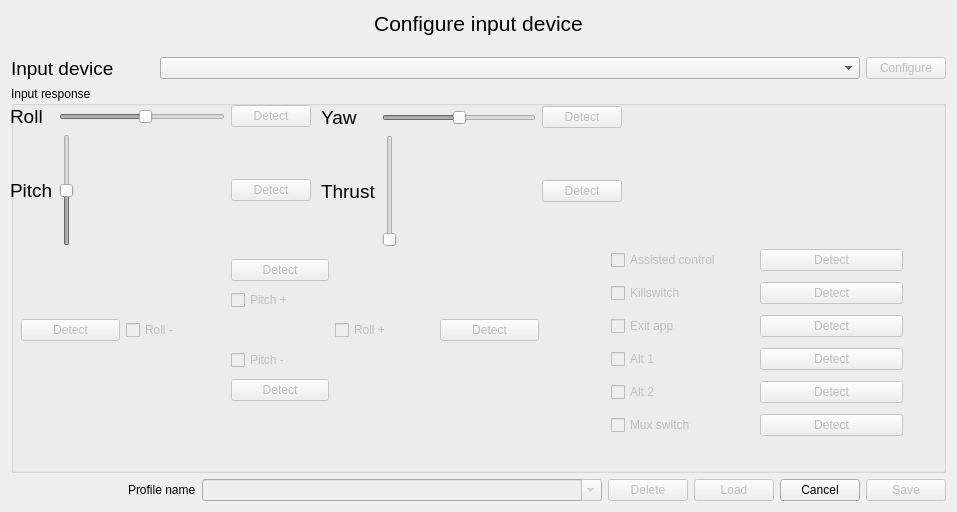
Qt form src/cfclient/ui/dialogs/inputconfigdialogue.ui (bitcraze/crazyflie-clients-python) before a commit.
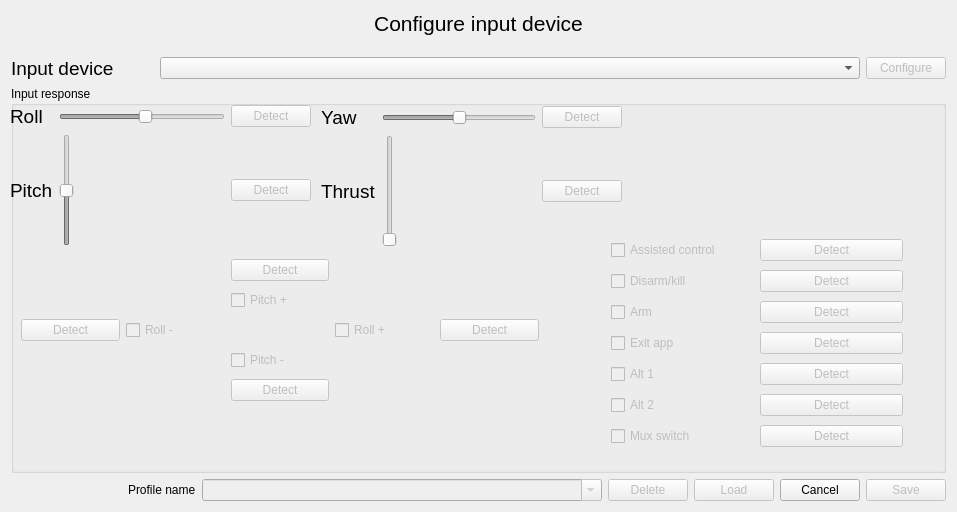
The same form after that commit.

Commit message:
Added arming fuctionality and emergency button
Arming functionality has been added both by pressing
a buton in the flight tab but also a joystick button
can be assigned to do it. The functionality itself
is implemented using the system.arm parameter.

```diff
--- a/src/cfclient/ui/dialogs/inputconfigdialogue.ui
+++ b/src/cfclient/ui/dialogs/inputconfigdialogue.ui
@@ -505,13 +505,13 @@
           <property name="geometry">
            <rect>
             <x>600</x>
-            <y>158</y>
+            <y>150</y>
             <width>292</width>
-            <height>202</height>
+            <height>221</height>
            </rect>
           </property>
           <layout class="QGridLayout" name="gridLayout_5">
-           <item row="5" column="1">
+           <item row="6" column="1">
             <widget class="QPushButton" name="detectAlt2">
              <property name="enabled">
               <bool>false</bool>
@@ -521,29 +521,6 @@
              </property>
             </widget>
            </item>
-           <item row="4" column="0">
-            <widget class="QCheckBox" name="alt1">
-             <property name="enabled">
-              <bool>false</bool>
-             </property>
-             <property name="text">
-              <string>Alt 1</string>
-             </property>
-             <property name="checkable">
-              <bool>true</bool>
-             </property>
-            </widget>
-           </item>
-           <item row="3" column="1">
-            <widget class="QPushButton" name="detectExitapp">
-             <property name="enabled">
-              <bool>false</bool>
-             </property>
-             <property name="text">
-              <string>Detect</string>
-             </property>
-            </widget>
-           </item>
            <item row="2" column="1">
             <widget class="QPushButton" name="detectKillswitch">
              <property name="enabled">
@@ -554,39 +531,26 @@
              </property>
             </widget>
            </item>
-           <item row="2" column="0">
-            <widget class="QCheckBox" name="killswitch">
+           <item row="7" column="0">
+            <widget class="QCheckBox" name="muxswitch">
              <property name="enabled">
               <bool>false</bool>
              </property>
              <property name="text">
-              <string>Killswitch</string>
+              <string>Mux switch</string>
              </property>
              <property name="checkable">
               <bool>true</bool>
              </property>
             </widget>
            </item>
-           <item row="3" column="0">
-            <widget class="QCheckBox" name="exitapp">
+           <item row="5" column="0">
+            <widget class="QCheckBox" name="alt1">
              <property name="enabled">
               <bool>false</bool>
              </property>
              <property name="text">
-              <string>Exit app</string>
-             </property>
-             <property name="checkable">
-              <bool>true</bool>
-             </property>
-            </widget>
-           </item>
-           <item row="1" column="0">
-            <widget class="QCheckBox" name="_assisted_control">
-             <property name="enabled">
-              <bool>false</bool>
-             </property>
-             <property name="text">
-              <string>Assisted control</string>
+              <string>Alt 1</string>
              </property>
              <property name="checkable">
               <bool>true</bool>
@@ -603,7 +567,7 @@
              </property>
             </widget>
            </item>
-           <item row="5" column="0">
+           <item row="6" column="0">
             <widget class="QCheckBox" name="alt2">
              <property name="enabled">
               <bool>false</bool>
@@ -616,30 +580,43 @@
              </property>
             </widget>
            </item>
-           <item row="4" column="1">
-            <widget class="QPushButton" name="detectAlt1">
+           <item row="1" column="0">
+            <widget class="QCheckBox" name="_assisted_control">
              <property name="enabled">
               <bool>false</bool>
              </property>
              <property name="text">
-              <string>Detect</string>
+              <string>Assisted control</string>
              </property>
             </widget>
            </item>
-           <item row="6" column="0">
-            <widget class="QCheckBox" name="muxswitch">
+           <item row="4" column="0">
+            <widget class="QCheckBox" name="exitapp">
              <property name="enabled">
               <bool>false</bool>
              </property>
              <property name="text">
-              <string>Mux switch</string>
+              <string>Exit app</string>
              </property>
              <property name="checkable">
               <bool>true</bool>
              </property>
             </widget>
            </item>
-           <item row="6" column="1">
+           <item row="2" column="0">
+            <widget class="QCheckBox" name="killswitch">
+             <property name="enabled">
+              <bool>false</bool>
+             </property>
+             <property name="text">
+              <string>Disarm/kill</string>
+             </property>
+             <property name="checkable">
+              <bool>true</bool>
+             </property>
+            </widget>
+           </item>
+           <item row="7" column="1">
             <widget class="QPushButton" name="detectMuxswitch">
              <property name="enabled">
               <bool>false</bool>
@@ -649,6 +626,49 @@
              </property>
             </widget>
            </item>
+           <item row="5" column="1">
+            <widget class="QPushButton" name="detectAlt1">
+             <property name="enabled">
+              <bool>false</bool>
+             </property>
+             <property name="text">
+              <string>Detect</string>
+             </property>
+            </widget>
+           </item>
+           <item row="4" column="1">
+            <widget class="QPushButton" name="detectExitapp">
+             <property name="enabled">
+              <bool>false</bool>
+             </property>
+             <property name="text">
+              <string>Detect</string>
+             </property>
+            </widget>
+           </item>
+           <item row="3" column="0">
+            <widget class="QCheckBox" name="arm">
+             <property name="enabled">
+              <bool>false</bool>
+             </property>
+             <property name="text">
+              <string>Arm</string>
+             </property>
+             <property name="checkable">
+              <bool>true</bool>
+             </property>
+            </widget>
+           </item>
+           <item row="3" column="1">
+            <widget class="QPushButton" name="detectArm">
+             <property name="enabled">
+              <bool>false</bool>
+             </property>
+             <property name="text">
+              <string>Detect</string>
+             </property>
+            </widget>
+           </item>
           </layout>
          </widget>
         </widget>
```
Left out of the diff: 3 changed lines with no effect on the pictures. The commit also changes 7 other files.
